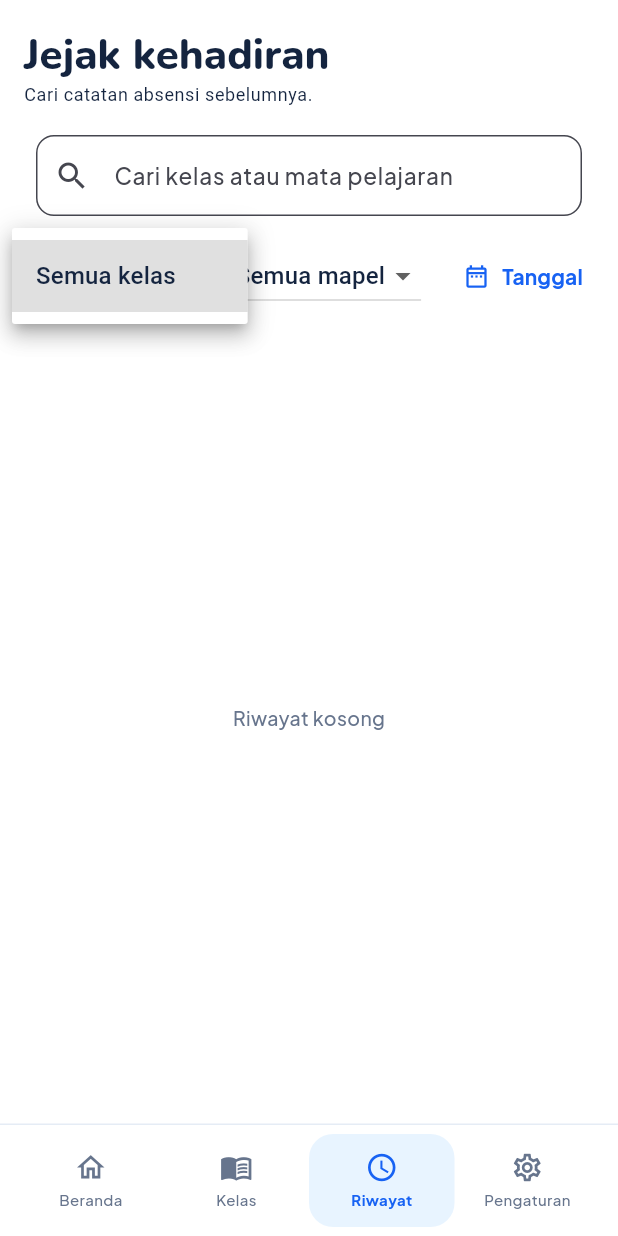
After one commit to god1mas/PresensiKu, a Flutter app: the HistoryScreen screen opened by its route, after a tap on "Semua kelas", on a phone screen of 412 x 824 dp. The commit adds this screen. Run offline on Flutter 3.47's test engine with Material 3 defaults, Android fonts, the phone set to English and light mode, and no system bars; our stand-ins replace flutter_riverpod, flutter_svg, go_router, sqflite; accounts and stored records are empty.

Commit message:
Add filtered history and attendance corrections

```diff
--- a/lib/app/app.dart
+++ b/lib/app/app.dart
@@ -8,6 +8,7 @@ import '../features/academics/presentation/class_screens.dart';
 import '../features/academics/presentation/roster_screens.dart';
 import '../features/attendance/presentation/attendance_screens.dart';
 import '../features/dashboard/presentation/dashboard_screen.dart';
+import '../features/history/presentation/history_screens.dart';
 import '../features/onboarding/presentation/onboarding_screens.dart';
 import 'phase2_tabs.dart';
 
@@ -54,11 +55,11 @@ final appRouterProvider = Provider<GoRouter>((ref) {
           ),
           GoRoute(
             path: '/riwayat',
-            builder: (context, state) => const HistoryTab(),
+            builder: (context, state) => const HistoryScreen(),
             routes: [
               GoRoute(
                 path: ':id',
-                builder: (context, state) => HistoryReadOnlyDetail(
+                builder: (context, state) => HistoryDetailScreen(
                   id: int.parse(state.pathParameters['id']!),
                 ),
               ),
--- /dev/null
+++ b/lib/features/history/data/history_repository.dart
@@ -0,0 +1,199 @@
+import 'package:flutter_riverpod/flutter_riverpod.dart';
+import 'package:sqflite/sqflite.dart';
+
+import '../../../core/database/app_database.dart';
+
+final historyRepositoryProvider = Provider<HistoryRepository>((ref) {
+  return HistoryRepository(ref.watch(appDatabaseProvider).database);
+});
+
+class HistorySession {
+  const HistorySession({
+    required this.id,
+    required this.classId,
+    required this.subjectId,
+    required this.periodId,
+    required this.className,
+    required this.subjectName,
+    required this.date,
+    required this.meetingNumber,
+  });
+  final int id;
+  final int classId;
+  final int subjectId;
+  final int periodId;
+  final String className;
+  final String subjectName;
+  final String date;
+  final int meetingNumber;
+}
+
+class HistoryFilter {
+  const HistoryFilter({
+    this.search = '',
+    this.classId,
+    this.subjectId,
+    this.periodId,
+    this.fromDate,
+    this.toDate,
+  });
+  final String search;
+  final int? classId;
+  final int? subjectId;
+  final int? periodId;
+  final String? fromDate;
+  final String? toDate;
+}
+
+class HistoryOption {
+  const HistoryOption(this.id, this.label);
+  final int id;
+  final String label;
+}
+
+class SessionCounts {
+  const SessionCounts({
+    required this.present,
+    required this.sick,
+    required this.excused,
+    required this.absent,
+  });
+  final int present;
+  final int sick;
+  final int excused;
+  final int absent;
+  int get total => present + sick + excused + absent;
+}
+
+class HistoryRepository {
+  const HistoryRepository(this.database);
+  final Database database;
+
+  Future<List<HistorySession>> sessions([
+    HistoryFilter filter = const HistoryFilter(),
+  ]) async {
+    final where = <String>["state = 'completed'"];
+    final args = <Object?>[];
+    if (filter.classId != null) {
+      where.add('class_id = ?');
+      args.add(filter.classId);
+    }
+    if (filter.subjectId != null) {
+      where.add('subject_id = ?');
+      args.add(filter.subjectId);
+    }
+    if (filter.periodId != null) {
+      where.add('period_id = ?');
+      args.add(filter.periodId);
+    }
+    if (filter.fromDate != null) {
+      where.add('date >= ?');
+      args.add(filter.fromDate);
+    }
+    if (filter.toDate != null) {
+      where.add('date <= ?');
+      args.add(filter.toDate);
+    }
+    final term = filter.search.trim().toLowerCase();
+    if (term.isNotEmpty) {
+      where.add(
+        '(lower(class_name_snapshot) LIKE ? OR lower(subject_name_snapshot) LIKE ?)',
+      );
+      args.add('%$term%');
+      args.add('%$term%');
+    }
+    final rows = await database.query(
+      'attendance_session',
+      where: where.join(' AND '),
+      whereArgs: args,
+      orderBy: 'date DESC, meeting_number DESC, id DESC',
+    );
+    return rows
+        .map(
+          (row) => HistorySession(
+            id: row['id'] as int,
+            classId: row['class_id'] as int,
+            subjectId: row['subject_id'] as int,
+            periodId: row['period_id'] as int,
+            className: row['class_name_snapshot'] as String,
+            subjectName: row['subject_name_snapshot'] as String,
+            date: row['date'] as String,
+            meetingNumber: row['meeting_number'] as int,
+          ),
+        )
+        .toList();
+  }
+
+  Future<List<HistoryOption>> classOptions() async {
+    final rows = await database.rawQuery(
+      "SELECT DISTINCT class_id AS id, class_name_snapshot AS name FROM attendance_session WHERE state = 'completed' ORDER BY name COLLATE NOCASE",
+    );
+    return rows
+        .map((row) => HistoryOption(row['id'] as int, row['name'] as String))
+        .toList();
+  }
+
+  Future<List<HistoryOption>> subjectOptions() async {
+    final rows = await database.rawQuery(
+      "SELECT DISTINCT subject_id AS id, subject_name_snapshot AS name FROM attendance_session WHERE state = 'completed' ORDER BY name COLLATE NOCASE",
+    );
+    return rows
+        .map((row) => HistoryOption(row['id'] as int, row['name'] as String))
+        .toList();
+  }
+
+  Future<SessionCounts> counts(int sessionId) async {
+    final rows = await database.rawQuery(
+      '''SELECT
+      SUM(CASE WHEN status = 'H' THEN 1 ELSE 0 END) AS h,
+      SUM(CASE WHEN status = 'S' THEN 1 ELSE 0 END) AS s,
+      SUM(CASE WHEN status = 'I' THEN 1 ELSE 0 END) AS i,
+      SUM(CASE WHEN status = 'A' THEN 1 ELSE 0 END) AS a
+      FROM attendance_record WHERE session_id = ?''',
+      [sessionId],
+    );
+    final row = rows.single;
+    return SessionCounts(
+      present: row['h'] as int? ?? 0,
+      sick: row['s'] as int? ?? 0,
+      excused: row['i'] as int? ?? 0,
+      absent: row['a'] as int? ?? 0,
+    );
+  }
+
+  Future<void> correct({
+    required int sessionId,
+    required int recordId,
+    required String status,
+  }) async {
+    if (!const {'H', 'S', 'I', 'A'}.contains(status)) {
+      throw const FormatException('Status kehadiran tidak valid.');
+    }
+    await database.transaction((txn) async {
+      final sessions = await txn.query(
+        'attendance_session',
+        columns: ['state'],
+        where: 'id = ?',
+        whereArgs: [sessionId],
+        limit: 1,
+      );
+      if (sessions.isEmpty || sessions.single['state'] != 'completed') {
+        throw StateError('Sesi belum selesai.');
+      }
+      final now = DateTime.now().toIso8601String();
+      final changed = await txn.update(
+        'attendance_record',
+        {'status': status, 'updated_at': now},
+        where: 'id = ? AND session_id = ?',
+        whereArgs: [recordId, sessionId],
+      );
+      if (changed == 0) throw StateError('Catatan siswa tidak ditemukan.');
+      await txn.update(
+        'attendance_session',
+        {'updated_at': now},
+        where: 'id = ?',
+        whereArgs: [sessionId],
+      );
+    });
+  }
+}
--- /dev/null
+++ b/lib/features/history/presentation/history_screens.dart
@@ -0,0 +1,377 @@
+import 'package:flutter/material.dart';
+import 'package:flutter_riverpod/flutter_riverpod.dart';
+import 'package:go_router/go_router.dart';
+import 'package:intl/intl.dart';
+
+import '../../../core/design/tokens.dart';
+import '../../attendance/data/attendance_repository.dart';
+import '../data/history_repository.dart';
+
+class HistoryScreen extends ConsumerStatefulWidget {
+  const HistoryScreen({super.key});
+  @override
+  ConsumerState<HistoryScreen> createState() => _HistoryScreenState();
+}
+
+class _HistoryScreenState extends ConsumerState<HistoryScreen> {
+  String search = '';
+  int? classId;
+  int? subjectId;
+  DateTimeRange? range;
+  int revision = 0;
+
+  HistoryFilter get filter => HistoryFilter(
+    search: search,
+    classId: classId,
+    subjectId: subjectId,
+    fromDate: range == null
+        ? null
+        : DateFormat('yyyy-MM-dd').format(range!.start),
+    toDate: range == null ? null : DateFormat('yyyy-MM-dd').format(range!.end),
+  );
+
+  @override
+  Widget build(BuildContext context) {
+    final repository = ref.watch(historyRepositoryProvider);
+    return Scaffold(
+      appBar: AppBar(
+        toolbarHeight: 90,
+        title: Column(
+          crossAxisAlignment: CrossAxisAlignment.start,
+          children: [
+            Text(
+              'Jejak kehadiran',
+              style: Theme.of(context).textTheme.headlineMedium,
+            ),
+            Text(
+              'Cari catatan absensi sebelumnya.',
+              style: Theme.of(context).textTheme.bodySmall,
+            ),
+          ],
+        ),
+      ),
+      body: Column(
+        children: [
+          Padding(
+            padding: const EdgeInsets.symmetric(horizontal: AppSpace.lg),
+            child: TextField(
+              onChanged: (value) => setState(() => search = value),
+              decoration: const InputDecoration(
+                prefixIcon: Icon(Icons.search),
+                hintText: 'Cari kelas atau mata pelajaran',
+              ),
+            ),
+          ),
+          const SizedBox(height: AppSpace.base),
+          SizedBox(
+            height: 48,
+            child: ListView(
+              scrollDirection: Axis.horizontal,
+              padding: const EdgeInsets.symmetric(horizontal: AppSpace.lg),
+              children: [
+                FutureBuilder<List<HistoryOption>>(
+                  future: repository.classOptions(),
+                  builder: (context, snapshot) => DropdownButton<int?>(
+                    value: classId,
+                    hint: const Text('Semua kelas'),
+                    items: [
+                      const DropdownMenuItem<int?>(
+                        value: null,
+                        child: Text('Semua kelas'),
+                      ),
+                      ...?snapshot.data?.map(
+                        (option) => DropdownMenuItem<int?>(
+                          value: option.id,
+                          child: Text(option.label),
+                        ),
+                      ),
+                    ],
+                    onChanged: (value) => setState(() => classId = value),
+                  ),
+                ),
+                const SizedBox(width: AppSpace.base),
+                FutureBuilder<List<HistoryOption>>(
+                  future: repository.subjectOptions(),
+                  builder: (context, snapshot) => DropdownButton<int?>(
+                    value: subjectId,
+                    hint: const Text('Semua mapel'),
+                    items: [
+                      const DropdownMenuItem<int?>(
+                        value: null,
+                        child: Text('Semua mapel'),
+                      ),
+                      ...?snapshot.data?.map(
+                        (option) => DropdownMenuItem<int?>(
+                          value: option.id,
+                          child: Text(option.label),
+                        ),
+                      ),
+                    ],
+                    onChanged: (value) => setState(() => subjectId = value),
+                  ),
+                ),
+                const SizedBox(width: AppSpace.base),
+                TextButton.icon(
+                  onPressed: () async {
+                    final picked = await showDateRangePicker(
+                      context: context,
+                      firstDate: DateTime(2000),
+                      lastDate: DateTime(2100),
+                      initialDateRange: range,
+                    );
+                    if (picked != null) setState(() => range = picked);
+                  },
+                  icon: const Icon(Icons.date_range_outlined),
+                  label: Text(range == null ? 'Tanggal' : 'Rentang tanggal'),
+                ),
+                if (range != null)
+                  IconButton(
+                    onPressed: () => setState(() => range = null),
+                    icon: const Icon(Icons.close),
+                    tooltip: 'Hapus tanggal',
+                  ),
+              ],
+            ),
+          ),
+          Expanded(
+            child: FutureBuilder<List<HistorySession>>(
+              key: ValueKey('$revision:$search:$classId:$subjectId:$range'),
+              future: repository.sessions(filter),
+              builder: (context, snapshot) {
+                if (snapshot.hasError) {
+                  return const Center(
+                    child: Text('Riwayat belum dapat dimuat.'),
+                  );
+                }
+                if (!snapshot.hasData) {
+                  return const Center(child: CircularProgressIndicator());
+                }
+                final sessions = snapshot.data!;
+                if (sessions.isEmpty) {
+                  return const Center(child: Text('Riwayat kosong'));
+                }
+                return ListView(
+                  padding: const EdgeInsets.all(AppSpace.lg),
+                  children: [
+                    Row(
+                      children: [
+                        Expanded(
+                          child: Text(
+                            'Riwayat absensi',
+                            style: Theme.of(context).textTheme.titleLarge,
+                          ),
+                        ),
+                        Text(
+                          '${sessions.length} pertemuan',
+                          style: const TextStyle(color: AppColors.blue),
+                        ),
+                      ],
+                    ),
+                    const SizedBox(height: AppSpace.base),
+                    for (final session in sessions)
+                      Card(
+                        child: ListTile(
+                          title: Text(
+                            '${session.subjectName} · ${session.className}',
+                          ),
+                          subtitle: Text(
+                            '${session.date} · Pertemuan ${session.meetingNumber}',
+                          ),
+                          trailing: const Icon(Icons.chevron_right),
+                          onTap: () async {
+                            await context.push('/riwayat/${session.id}');
+                            if (mounted) setState(() => revision++);
+                          },
+                        ),
+                      ),
+                  ],
+                );
+              },
+            ),
+          ),
+        ],
+      ),
+    );
+  }
+}
+
+class HistoryDetailScreen extends ConsumerStatefulWidget {
+  const HistoryDetailScreen({super.key, required this.id});
+  final int id;
+  @override
+  ConsumerState<HistoryDetailScreen> createState() =>
+      _HistoryDetailScreenState();
+}
+
+class _HistoryDetailScreenState extends ConsumerState<HistoryDetailScreen> {
+  int revision = 0;
+  bool editing = false;
+
+  Future<void> changeStatus(AttendanceRecord record) async {
+    final selected = await showDialog<String>(
+      context: context,
+      builder: (dialogContext) => SimpleDialog(
+        title: Text('Ubah kehadiran ${record.name}'),
+        children: [
+          for (final status in const ['H', 'S', 'I', 'A'])
+            SimpleDialogOption(
+              onPressed: () => Navigator.pop(dialogContext, status),
+              child: Text(_label(status)),
+            ),
+        ],
+      ),
+    );
+    if (selected == null || selected == record.status) return;
+    try {
+      await ref
+          .read(historyRepositoryProvider)
+          .correct(sessionId: widget.id, recordId: record.id, status: selected);
+      if (mounted) setState(() => revision++);
+    } catch (_) {
+      if (mounted) {
+        ScaffoldMessenger.of(context).showSnackBar(
+          const SnackBar(content: Text('Koreksi belum tersimpan. Coba lagi.')),
+        );
+      }
+    }
+  }
+
+  @override
+  Widget build(BuildContext context) => FutureBuilder<AttendanceSession>(
+    key: ValueKey(revision),
+    future: ref.watch(attendanceRepositoryProvider).load(widget.id),
+    builder: (context, snapshot) {
+      if (snapshot.hasError) {
+        return const Scaffold(
+          body: Center(child: Text('Detail absensi belum dapat dimuat.')),
+        );
+      }
+      if (!snapshot.hasData) {
+        return const Scaffold(body: Center(child: CircularProgressIndicator()));
+      }
+      final session = snapshot.data!;
+      if (session.state != 'completed') {
+        return const Scaffold(
+          body: Center(child: Text('Absensi belum selesai.')),
+        );
+      }
+      int count(String status) =>
+          session.records.where((record) => record.status == status).length;
+      return Scaffold(
+        appBar: AppBar(title: const Text('Detail absensi')),
+        body: ListView(
+          padding: const EdgeInsets.all(AppSpace.lg),
+          children: [
+            Text(
+              '${session.subjectName} · ${session.className}',
+              style: Theme.of(context).textTheme.bodyMedium,
+            ),
+            const SizedBox(height: AppSpace.lg),
+            Container(
+              padding: const EdgeInsets.all(AppSpace.lg),
+              decoration: BoxDecoration(
+                color: AppColors.iceBlue,
+                borderRadius: BorderRadius.circular(AppRadius.featured),
+              ),
+              child: Column(
+                crossAxisAlignment: CrossAxisAlignment.start,
+                children: [
+                  Text('PERTEMUAN ${session.meetingNumber}'),
+                  const SizedBox(height: AppSpace.sm),
+                  Text(
+                    session.date,
+                    style: Theme.of(context).textTheme.titleLarge,
+                  ),
+                  Text('${session.records.length} siswa tercatat'),
+                ],
+              ),
+            ),
+            const SizedBox(height: AppSpace.xl),
+            Text(
+              'Ringkasan kelas',
+              style: Theme.of(context).textTheme.titleLarge,
+            ),
+            const SizedBox(height: AppSpace.base),
+            Row(
+              children: [
+                for (final status in const ['H', 'S', 'I', 'A'])
+                  Expanded(
+                    child: Container(
+                      margin: const EdgeInsets.only(right: 5),
+                      padding: const EdgeInsets.symmetric(
+                        vertical: AppSpace.base,
+                      ),
+                      decoration: BoxDecoration(
+                        color: _color(status),
+                        borderRadius: BorderRadius.circular(AppRadius.card),
+                      ),
+                      child: Column(
+                        children: [
+                          Text(
+                            '${count(status)}',
+                            style: Theme.of(context).textTheme.titleLarge,
+                          ),
+                          Text(
+                            _label(status),
+                            style: const TextStyle(fontSize: 10),
+                          ),
+                        ],
+                      ),
+                    ),
+                  ),
+              ],
+            ),
+            const SizedBox(height: AppSpace.xl),
+            Row(
+              children: [
+                Expanded(
+                  child: Text(
+                    'Kehadiran siswa',
+                    style: Theme.of(context).textTheme.titleLarge,
+                  ),
+                ),
+                TextButton(
+                  onPressed: () => setState(() => editing = !editing),
+                  child: Text(editing ? 'Selesai' : 'Edit data'),
+                ),
+              ],
+            ),
+            for (final record in session.records)
+              ListTile(
+                leading: CircleAvatar(
+                  child: Text('${record.number}'.padLeft(2, '0')),
+                ),
+                title: Text(record.name),
+                trailing: editing
+                    ? TextButton(
+                        onPressed: () => changeStatus(record),
+                        child: Text(_label(record.status ?? 'A')),
+                      )
+                    : Chip(label: Text(_label(record.status ?? 'A'))),
+              ),
+          ],
+        ),
+        bottomNavigationBar: Padding(
+          padding: const EdgeInsets.all(AppSpace.lg),
+          child: FilledButton(
+            onPressed: () => setState(() => editing = !editing),
+            child: Text(editing ? 'Selesai mengedit' : 'Edit absensi'),
+          ),
+        ),
+      );
+    },
+  );
+}
+
+String _label(String status) => switch (status) {
+  'H' => 'Hadir',
+  'S' => 'Sakit',
+  'I' => 'Izin',
+  _ => 'Alpha',
+};
+Color _color(String status) => switch (status) {
+  'H' => const Color(0xFFE4F9EB),
+  'S' => const Color(0xFFFFE7A0),
+  'I' => AppColors.iceBlue,
+  _ => const Color(0xFFFFE8DF),
+};
```
Also changed, not shown: 4 other files.
